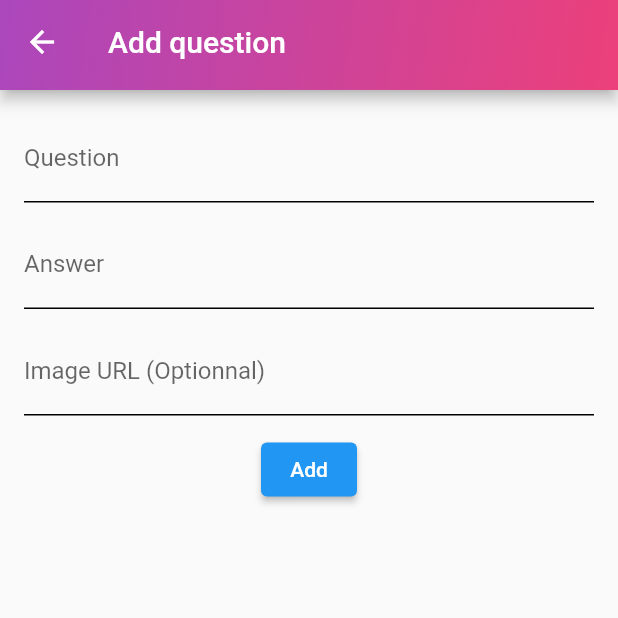
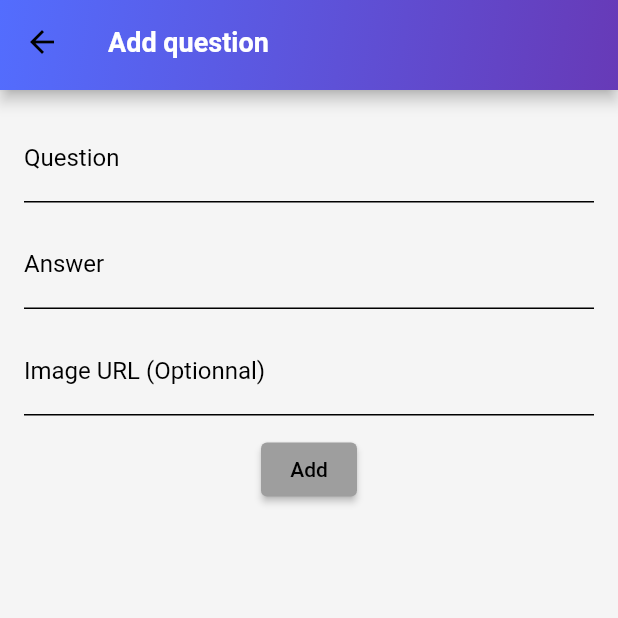
Before and after one commit to DocAmaroo/QuizzApp, a Flutter app: the screen it shows after launch, after a tap on the "add" icon, on a phone screen of 412 x 824 dp, the top half of it. Run offline on Flutter 3.47's test engine with Material 2 defaults, Android fonts, the phone set to English and light mode, and no system bars; our stand-ins replace bloc, cloud_firestore, firebase_core, flutter_bloc; accounts and stored records are empty.

Commit message:
:tada: Theme done!

```diff
--- a/lib/app.dart
+++ b/lib/app.dart
@@ -2,7 +2,7 @@ import 'package:flutter/material.dart';
 import 'package:flutter_bloc/flutter_bloc.dart';
 import 'package:provider/provider.dart';
 import 'package:quizz/bloc/quizz_bloc.dart';
-import 'package:quizz/utils/theme.dart';
+import 'package:quizz/utils/theme/app_theme.dart';
 
 import 'views/homepage.dart';
 
@@ -12,9 +12,9 @@ class MyApp extends StatelessWidget {
   // This widget is the root of your application.
   @override
   Widget build(BuildContext context) {
-    return ChangeNotifierProvider<ThemeModel>(
-        create: (_) => ThemeModel(),
-        child: Consumer<ThemeModel>(builder: (_, theme, __) {
+    return ChangeNotifierProvider<AppTheme>(
+        create: (_) => AppTheme(),
+        child: Consumer<AppTheme>(builder: (_, theme, __) {
           // Handle default theme mode
           var window = WidgetsBinding.instance!.window;
           window.onPlatformBrightnessChanged = () {
@@ -28,11 +28,8 @@ class MyApp extends StatelessWidget {
 
           return MaterialApp(
             title: 'Beatbox quizz',
-
-            // Light mode
-            theme: ThemeData.light(),
-
-            darkTheme: ThemeData.dark(),
+            theme: theme.lightTheme,
+            darkTheme: theme.darkTheme,
             themeMode: theme.mode,
             home: BlocProvider<QuizzBloc>(
               create: (context) => QuizzBloc()..add(LoadQuizz()),
--- a/lib/utils/theme.dart
+++ /dev/null
@@ -1,25 +0,0 @@
-import 'package:flutter/material.dart';
-
-class ThemeModel with ChangeNotifier {
-  ThemeMode? mode;
-  IconData? icon;
-  ThemeModel({this.mode = ThemeMode.light, this.icon = Icons.lightbulb});
-
-  void toLight() {
-    mode = ThemeMode.light;
-    icon = Icons.lightbulb;
-    notifyListeners();
-  }
-
-  void toDark() {
-    mode = ThemeMode.dark;
-    icon = Icons.lightbulb_outline;
-    notifyListeners();
-  }
-
-  void toggleMode() {
-    mode = mode == ThemeMode.light ? ThemeMode.dark : ThemeMode.light;
-    icon = icon == Icons.lightbulb ? Icons.lightbulb_outline : Icons.lightbulb;
-    notifyListeners();
-  }
-}
--- /dev/null
+++ b/lib/utils/theme/app_theme.dart
@@ -0,0 +1,35 @@
+import 'package:flutter/material.dart';
+import 'package:quizz/utils/theme/app_theme_light.dart';
+import 'package:quizz/utils/theme/app_theme_dark.dart';
+
+class AppTheme with ChangeNotifier {
+  ThemeMode? mode;
+  IconData? icon;
+  AppTheme({this.mode = ThemeMode.light, this.icon = Icons.lightbulb});
+
+  void toLight() {
+    mode = ThemeMode.light;
+    icon = Icons.lightbulb;
+    notifyListeners();
+  }
+
+  void toDark() {
+    mode = ThemeMode.dark;
+    icon = Icons.lightbulb_outline;
+    notifyListeners();
+  }
+
+  void toggleMode() {
+    mode = mode == ThemeMode.light ? ThemeMode.dark : ThemeMode.light;
+    toggleIcon();
+    notifyListeners();
+  }
+
+  void toggleIcon() {
+    icon = icon == Icons.lightbulb ? Icons.lightbulb_outline : Icons.lightbulb;
+  }
+
+  get lightTheme => AppLightTheme().lightTheme;
+
+  get darkTheme => AppDarkTheme().darkTheme;
+}
--- /dev/null
+++ b/lib/utils/theme/app_theme_dark.dart
@@ -0,0 +1,31 @@
+import 'package:flutter/material.dart';
+import 'package:flutter/services.dart';
+import 'package:quizz/utils/app_colors.dart';
+
+class AppDarkTheme {
+  get darkIconTheme => IconThemeData(color: AppColors.white);
+
+  get darkTheme => ThemeData(
+      primaryColor: AppColors.primaryColor,
+      secondaryHeaderColor: AppColors.secondaryColor,
+      primarySwatch: Colors.grey,
+      appBarTheme: _darkAppBarTheme(),
+      inputDecorationTheme: InputDecorationTheme(
+        hintStyle: TextStyle(color: AppColors.textGrey),
+        labelStyle: TextStyle(color: AppColors.textBlack),
+      ),
+      brightness: Brightness.dark,
+      iconTheme: darkIconTheme,
+      scaffoldBackgroundColor: AppColors.scaffoldBackgroundDark);
+
+  AppBarTheme _darkAppBarTheme() {
+    return AppBarTheme(
+        systemOverlayStyle: SystemUiOverlayStyle.dark,
+        backgroundColor: AppColors.secondaryColor,
+        actionsIconTheme: darkIconTheme,
+        titleTextStyle: TextStyle(
+            fontSize: 18,
+            fontWeight: FontWeight.w600,
+            color: AppColors.textLight));
+  }
+}
--- /dev/null
+++ b/lib/utils/theme/app_theme_light.dart
@@ -0,0 +1,31 @@
+import 'package:flutter/material.dart';
+import 'package:flutter/services.dart';
+import 'package:quizz/utils/app_colors.dart';
+
+class AppLightTheme {
+  get ligthIconTheme => IconThemeData(color: AppColors.white);
+
+  get lightTheme => ThemeData(
+      primaryColor: AppColors.primaryColor,
+      secondaryHeaderColor: AppColors.secondaryColor,
+      primarySwatch: Colors.grey,
+      appBarTheme: _lightAppBarTheme(),
+      inputDecorationTheme: InputDecorationTheme(
+        hintStyle: TextStyle(color: AppColors.textGrey),
+        labelStyle: TextStyle(color: AppColors.textBlack),
+      ),
+      brightness: Brightness.light,
+      iconTheme: ligthIconTheme,
+      scaffoldBackgroundColor: AppColors.scaffoldBackgroundLight);
+
+  AppBarTheme _lightAppBarTheme() {
+    return AppBarTheme(
+        systemOverlayStyle: SystemUiOverlayStyle.light,
+        backgroundColor: AppColors.primaryColor,
+        actionsIconTheme: ligthIconTheme,
+        titleTextStyle: TextStyle(
+            fontSize: 18,
+            fontWeight: FontWeight.w600,
+            color: AppColors.textLight));
+  }
+}
--- a/lib/views/homepage.dart
+++ b/lib/views/homepage.dart
@@ -1,7 +1,7 @@
 import 'package:cloud_firestore/cloud_firestore.dart';
 import 'package:flutter/material.dart';
 import 'package:flutter_bloc/flutter_bloc.dart';
-import 'package:quizz/utils/theme.dart';
+import 'package:quizz/utils/theme/app_theme.dart';
 import 'package:quizz/bloc/quizz_bloc.dart';
 import 'package:quizz/data/models/question.dart';
 import 'package:quizz/services/quizz_services.dart';
@@ -15,7 +15,7 @@ import '../widgets/custom_app_bar.dart';
 
 class MyHomePage extends StatefulWidget {
   final String title;
-  final ThemeModel? theme;
+  final AppTheme? theme;
 
   const MyHomePage({Key? key, required this.title, this.theme})
       : super(key: key);
@@ -30,7 +30,7 @@ class _MyHomePageState extends State<MyHomePage> {
   @override
   Widget build(BuildContext context) {
     return Scaffold(
-        appBar: MyAppBar(title: widget.title, actions: <Widget>[
+        appBar: AppBar(title: Text(widget.title), actions: <Widget>[
           IconButton(
             icon: const Icon(Icons.add),
             tooltip: 'Add new question',
@@ -92,7 +92,7 @@ class _MyHomePageState extends State<MyHomePage> {
             if (state.currIndex < questions.length) {
               QuestionModel currQuestion = questions[state.currIndex];
 
-              return Wrap(runSpacing: 20, children: [
+              return Wrap(runSpacing: 30, children: [
                 QuizzHeader(
                     nbQuestion: questions.length, currIndex: state.currIndex),
                 QuizzBody(questionModel: currQuestion),
@@ -103,8 +103,9 @@ class _MyHomePageState extends State<MyHomePage> {
             }
           }
 
-          return const Center(
-              child: CircularProgressIndicator(color: Colors.black));
+          return Center(
+              child: CircularProgressIndicator(
+                  color: Theme.of(context).primaryColor));
         });
   }
 
--- a/lib/widgets/custom_app_bar.dart
+++ b/lib/widgets/custom_app_bar.dart
@@ -17,8 +17,8 @@ class MyAppBar extends StatelessWidget with PreferredSizeWidget {
                   begin: Alignment.topLeft,
                   end: Alignment.bottomRight,
                   colors: <Color>[
-            Colors.purple.shade400,
-            Colors.pink.shade400
+            Theme.of(context).primaryColor,
+            Theme.of(context).secondaryHeaderColor
           ]))),
       actions: actions ?? [],
     );
--- a/lib/widgets/quizz_body.dart
+++ b/lib/widgets/quizz_body.dart
@@ -23,8 +23,8 @@ class QuizzBody extends StatelessWidget {
   Center _getImage(BuildContext context) {
     return Center(
       child: Container(
-          width: MediaQuery.of(context).size.width / 1.2,
-          height: MediaQuery.of(context).size.height / 2,
+          width: MediaQuery.of(context).size.width / 1.3,
+          height: MediaQuery.of(context).size.height / 2.3,
           decoration: BoxDecoration(
               shape: BoxShape.rectangle,
               borderRadius: BorderRadius.circular(16),
```
Also changed, not shown: lib/utils/app_colors.dart (added, +22 -0 lines), lib/widgets/quizz_actions.dart (+20 -35 lines).
